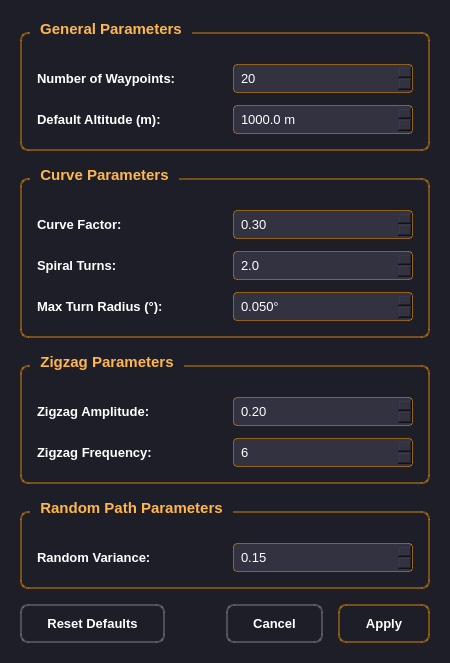
Old version of the form cpathsettingsdialog.ui in the repository shridharbhandiwad/Zoppler_MissionPlannerQt.
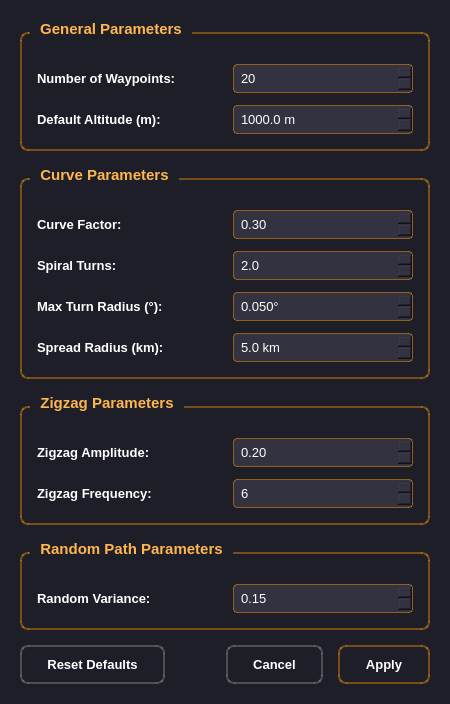
New version of the form.

Commit message: Add spread radius parameter to path generation

Patch:
```diff
--- a/cpathsettingsdialog.ui
+++ b/cpathsettingsdialog.ui
@@ -7,7 +7,7 @@
     <x>0</x>
     <y>0</y>
     <width>450</width>
-    <height>520</height>
+    <height>570</height>
    </rect>
   </property>
   <property name="windowTitle">
@@ -308,6 +308,38 @@
         </property>
        </widget>
       </item>
+      <item row="3" column="0">
+       <widget class="QLabel" name="label_SpreadRadius">
+        <property name="text">
+         <string>Spread Radius (km):</string>
+        </property>
+        <property name="toolTip">
+         <string>Maximum lateral spread of the trajectory from the main path in kilometers</string>
+        </property>
+       </widget>
+      </item>
+      <item row="3" column="1">
+       <widget class="QDoubleSpinBox" name="doubleSpinBox_SpreadRadius">
+        <property name="decimals">
+         <number>1</number>
+        </property>
+        <property name="minimum">
+         <double>0.500000000000000</double>
+        </property>
+        <property name="maximum">
+         <double>100.000000000000000</double>
+        </property>
+        <property name="singleStep">
+         <double>1.000000000000000</double>
+        </property>
+        <property name="value">
+         <double>5.000000000000000</double>
+        </property>
+        <property name="suffix">
+         <string> km</string>
+        </property>
+       </widget>
+      </item>
      </layout>
     </widget>
    </item>
```
The commit also changes 5 other files.
